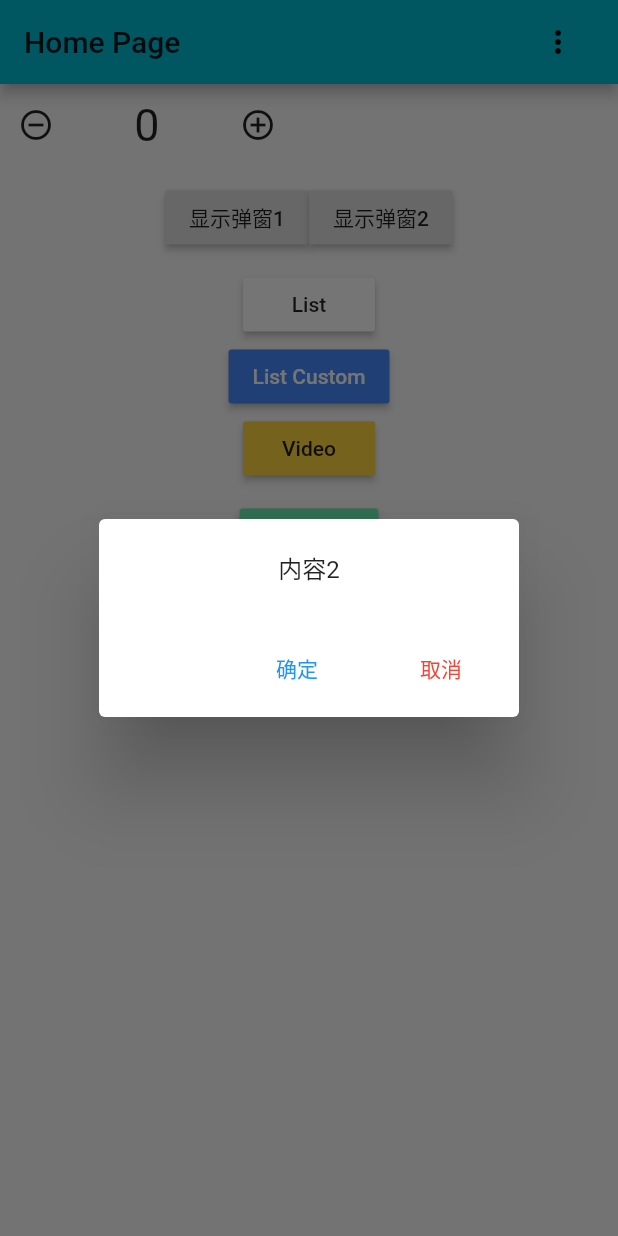
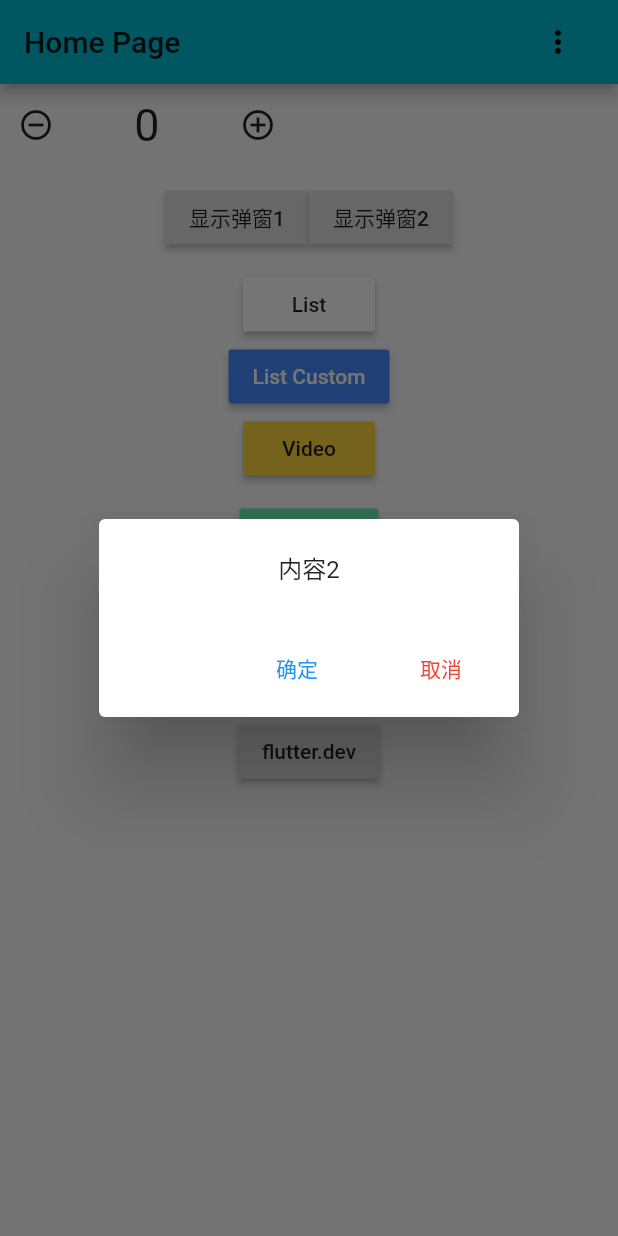
Before and after one commit to zero9527/fluttertest, a Flutter app: the screen it shows after launch, after a tap on "显示弹窗2", on a phone screen of 412 x 824 dp. Run offline on Flutter 3.47's test engine with Material 2 defaults, Android fonts, the phone set to English and light mode, and no system bars; our stand-ins replace chewie, dio, file_picker, permission_handler, video_player.

Commit message:
toast, fileManager

````diff
--- a/lib/components/ToToast/index.dart
+++ b/lib/components/ToToast/index.dart
@@ -15,7 +15,7 @@ class ToToast {
   /// * textColor：文字颜色，`使用text，而不是child有效`
   /// * autoCloseSeconds：自动关闭时间(秒), `default: 2`
   /// * borderRadius：圆角
-  /// * type：类型样式：Toast.success, Toast.warning, Toast.failed
+  /// * type：类型样式：ToToast.success, ToToast.warning, ToToast.failed
   /// * text: 文本
   /// * child：内容 Widget
 
@@ -46,7 +46,7 @@ class ToToast {
   final Color textColor;
   /// autoCloseSeconds: 自动关闭时间(秒)
   final int autoCloseSeconds;
-  /// type: 类型样式：Toast.success, Toast.warning, Toast.failed, 或自定义格式：
+  /// type: 类型样式：ToToast.success, ToToast.warning, ToToast.failed, 或自定义格式：
   /// ```
   /// static Map<String, dynamic> success = {
   ///  'color': Color(0xdf66bb61),
@@ -156,7 +156,7 @@ class BuildToastContent extends StatefulWidget {
   final Color textColor;
   /// autoCloseSeconds: 自动关闭时间(秒)
   final int autoCloseSeconds;
-  /// type: 类型样式：Toast.success, Toast.warning, Toast.failed
+  /// type: 类型样式：ToToast.success, ToToast.warning, ToToast.failed
   final Map type;
   /// 圆角
   final double borderRadius;
--- a/lib/components/menu-popup.dart
+++ b/lib/components/menu-popup.dart
@@ -30,6 +30,7 @@ class MenuPopupState extends State<MenuPopup> {
         // This menu button widget updates a _selection field (of type WhyFarther,
         // not shown here).
         PopupMenuButton<String>(
+          offset: Offset(0, 100),
           onSelected: (String result) => onSelected(result),
           itemBuilder: (BuildContext context) => <PopupMenuEntry<String>>[
             const PopupMenuItem(
--- /dev/null
+++ b/lib/components/test.dart
@@ -0,0 +1,157 @@
+import 'dart:io';
+import 'package:flutter/material.dart';
+import 'package:path_provider/path_provider.dart';
+import 'package:file_picker/file_picker.dart';
+import 'package:permission_handler/permission_handler.dart';
+import 'package:url_launcher/url_launcher.dart';
+import 'package:fluttertest/components/alert.dart';
+import 'package:fluttertest/components/counter.dart';
+
+class Test extends StatefulWidget {
+  Test({ Key key }) : super(key: key);
+
+  @override
+  State<StatefulWidget> createState() => TestState();
+}
+
+class TestState extends State<Test> {
+  TestState() : super();
+  String sdCardDir;
+
+  @override
+  void initState() {
+    getPermission();
+    super.initState();
+  }
+
+  Future<void> getSDCardDir() async {
+    /// path_provider: v1.1.0 之后 getExternalStorageDirectory 获取的就不是SD卡根目录了。。。
+    String _sdCardDir = (await getExternalStorageDirectory()).path;
+    setState(() {
+      sdCardDir = _sdCardDir;
+    });
+  }
+
+   // Permission check
+  Future<void> getPermission() async {
+    if (Platform.isAndroid) {
+      PermissionStatus permission1 = await PermissionHandler().checkPermissionStatus(PermissionGroup.storage);
+      if (permission1.value != 2) {
+        await PermissionHandler().requestPermissions([PermissionGroup.storage]);
+      }
+      await getSDCardDir();
+    } else if (Platform.isIOS) {
+      await getSDCardDir();
+    }
+  }
+
+  void goto(BuildContext context, String routeName, [Map params]) {
+    Navigator.pushNamed(context, routeName, arguments: params);
+  }
+
+  void _selectFile() {
+    FilePicker.getMultiFilePath(
+      type: FileType.IMAGE,
+    );
+  }
+
+  void lauchUrl(String url) {
+    launch(url);
+  }
+
+  @override
+  Widget build(BuildContext context) {
+    return Column(
+      children: <Widget>[
+        Counter(),
+        Container(
+          padding: EdgeInsets.only(top: 10, bottom: 10),
+          child: Row(
+            mainAxisAlignment: MainAxisAlignment.center,
+            children: <Widget>[
+              RaisedButton(
+                onPressed: () => Alert(
+                  context: context,
+                  title: Text('标题1'),
+                  content: Text('内容1'),
+                  confirmText: 'Yes',
+                  cancelText: 'No',
+                  onConfirm: () => print('confirm1'),
+                  onCancel: () => print('oncancel1')
+                ),
+                child: Text('显示弹窗1'),
+              ),
+              RaisedButton(
+                onPressed: () => Alert(
+                  context: context,
+                  // title: Text('标题2'),
+                  content: Row(
+                    mainAxisAlignment: MainAxisAlignment.center,
+                    children: <Widget>[
+                      Text('内容2')
+                    ],
+                  ),
+                  onConfirm: () => print('确定'),
+                  onCancel: () => print('取消')
+                ),
+                child: Text('显示弹窗2'),
+              ),
+
+            ],
+          ),
+        ),
+        Container(
+          padding: EdgeInsets.only(bottom: 10),
+          child: Row(
+            mainAxisAlignment: MainAxisAlignment.center,
+            children: <Widget>[
+              Column(
+                children: <Widget>[
+                  RaisedButton(
+                    color: Color(0xffffffff),
+                    onPressed: () => goto(context, '/list'),
+                    child: Text('List'),
+                  ),
+                  RaisedButton(
+                    textColor: Colors.white,
+                    color: Colors.blueAccent,
+                    onPressed: () => goto(context, '/list-custom'),
+                    child: Text('List Custom'),
+                  ),
+                  RaisedButton(
+                    color: Colors.amberAccent,
+                    onPressed: () => goto(context, '/video'),
+                    child: Text('Video'),
+                  ),
+                ],
+              ),
+            ],
+          ),
+        ),
+        Container(
+          child: RaisedButton(
+            onPressed: () => goto(context, '/toast-test'),
+            color: Colors.greenAccent,
+            child: Text('toast-test'),
+          ),
+        ),
+        Container(
+          child: RaisedButton(
+            color: Colors.black,
+            textColor: Colors.white,
+            onPressed: () => goto(context, '/file-manager', { 'sdCardDir': this.sdCardDir }),
+            child: Text('FileManager'),
+          ),
+        ),
+        RaisedButton(
+          onPressed: _selectFile,
+          child: Text('选择文件'),
+        ),
+        RaisedButton(
+          onPressed: () => lauchUrl('https://flutter.dev'),
+          child: Text('flutter.dev'),
+        ),
+      ],
+    );
+  }
+}
--- a/lib/main.dart
+++ b/lib/main.dart
@@ -1,66 +1,32 @@
 import 'dart:io';
 import 'package:flutter/material.dart';
 import 'package:flutter/services.dart';
-import 'package:path_provider/path_provider.dart';
-import 'package:simple_permissions/simple_permissions.dart';
-import 'package:fluttertest/views/FileManager/index.dart';
 import 'views/Home/index.dart';
 import 'router.dart';
 
 void main() {
-  String sdCardDir;
-
-  Future<void> getSDCardDir() async {
-    /// path_provider: v1.1.0 之后 getExternalStorageDirectory 获取的就不是SD卡根目录了。。。
-    sdCardDir = (await getExternalStorageDirectory()).path;
-  }
-
-   // Permission check
-  Future<void> getPermission() async {
-    if (Platform.isAndroid) {
-      bool permission1 = await SimplePermissions.checkPermission(Permission.ReadExternalStorage);
-      bool permission2 = await SimplePermissions.checkPermission(Permission.WriteExternalStorage);
-      if (!permission1) {
-        await SimplePermissions.requestPermission(Permission.ReadExternalStorage);
-      }
-      if (!permission2) {
-        await SimplePermissions.requestPermission(Permission.WriteExternalStorage);
-      }
-      await getSDCardDir();
-    } else if (Platform.isIOS) {
-      await getSDCardDir();
-    }
-  }
-
-  Future.wait([getPermission()]).then((_) {
-    runApp(MyApp(sdCardDir: sdCardDir));
-  });
-
+  runApp(MyApp());
 }
 
 class MyApp extends StatelessWidget {
-  MyApp({
-    Key key,
-    this.sdCardDir,
-  }) : super(key: key);
-
-  final String sdCardDir;
-
-  // This widget is the root of your application.
-  @override
-  Widget build(BuildContext context) {
+  MyApp({ Key key }) : super(key: key) {
     if (Platform.isAndroid) {
       SystemUiOverlayStyle systemUiOverlayStyle =
           SystemUiOverlayStyle(statusBarColor: Colors.transparent);
       SystemChrome.setSystemUIOverlayStyle(systemUiOverlayStyle);
     }
+  }
+
+  // This widget is the root of your application.
+  @override
+  Widget build(BuildContext context) {
     return MaterialApp(
       title: 'Flutter Demo',
       theme: ThemeData(
         primarySwatch: Colors.cyan,
       ),
-      home: Home(sdCardDir: sdCardDir),
-      initialRoute: '/', // '/'
+      home: Home(),
+      initialRoute: '/',
       onGenerateRoute: generateRoute,
     );
   }
--- a/lib/views/FileManager/index.dart
+++ b/lib/views/FileManager/index.dart
@@ -1,5 +1,6 @@
 import 'dart:io';
 import 'package:flutter/material.dart';
+import 'package:flutter/services.dart';
 
 class FileManager extends StatefulWidget {
   /// File Manager
@@ -27,7 +28,7 @@ class FileManagerState extends State<FileManager> {
   List fileList = [];
   bool shouldExit = false;
 
-  // MethodChannel _channel = MethodChannel('openFileChannel');
+  MethodChannel _channel = MethodChannel('openFileChannel');
 
   @override
   void initState() {
@@ -42,6 +43,7 @@ class FileManagerState extends State<FileManager> {
     Navigator.of(context).pop();
   }
 
+  /// 设置当前路径下的文件
   void setFileListByDir(String dir) {
     List sdDir = Directory(dir).listSync();
     List list = [];
@@ -69,6 +71,13 @@ class FileManagerState extends State<FileManager> {
       fileList.clear();
       fileList = list.toList();
     });
+  }
+
+  void openFile(String path) {
+    final Map<String, dynamic> args = {
+      'path': path
+    };
+    _channel.invokeMethod('openFile', args);
   }
 
   bool isDirectory(path) {
--- a/lib/views/Home/index.dart
+++ b/lib/views/Home/index.dart
@@ -1,7 +1,6 @@
 import 'package:flutter/material.dart';
-import 'package:fluttertest/components/alert.dart';
-import 'package:fluttertest/components/counter.dart';
 import 'package:fluttertest/components/menu-popup.dart';
+import 'package:fluttertest/components/test.dart';
 
 class Home extends StatefulWidget {
   Home({
@@ -17,10 +16,6 @@ class Home extends StatefulWidget {
 
 class HomeState extends State<Home> {
 
-  void goto(BuildContext context, String routeName, [Map params]) {
-    Navigator.pushNamed(context, routeName, arguments: params);
-  }
-
   @override
   Widget build(BuildContext context) {
     return Scaffold(
@@ -35,90 +30,7 @@ class HomeState extends State<Home> {
           ],
         ),
       ),
-      body: Column(
-        children: <Widget>[
-          Counter(),
-          Container(
-            padding: EdgeInsets.only(top: 10, bottom: 10),
-            child: Row(
-              mainAxisAlignment: MainAxisAlignment.center,
-              children: <Widget>[
-                RaisedButton(
-                  onPressed: () => Alert(
-                    context: context,
-                    title: Text('标题1'),
-                    content: Text('内容1'),
-                    confirmText: 'Yes',
-                    cancelText: 'No',
-                    onConfirm: () => print('confirm1'),
-                    onCancel: () => print('oncancel1')
-                  ),
-                  child: Text('显示弹窗1'),
-                ),
-                RaisedButton(
-                  onPressed: () => Alert(
-                    context: context,
-                    // title: Text('标题2'),
-                    content: Row(
-                      mainAxisAlignment: MainAxisAlignment.center,
-                      children: <Widget>[
-                        Text('内容2')
-                      ],
-                    ),
-                    onConfirm: () => print('确定'),
-                    onCancel: () => print('取消')
-                  ),
-                  child: Text('显示弹窗2'),
-                ),
-
-              ],
-            ),
-          ),
-          Container(
-            padding: EdgeInsets.only(bottom: 10),
-            child: Row(
-              mainAxisAlignment: MainAxisAlignment.center,
-              children: <Widget>[
-                Column(
-                  children: <Widget>[
-                    RaisedButton(
-                      color: Color(0xffffffff),
-                      onPressed: () => goto(context, '/list'),
-                      child: Text('List'),
-                    ),
-                    RaisedButton(
-                      textColor: Colors.white,
-                      color: Colors.blueAccent,
-                      onPressed: () => goto(context, '/list-custom'),
-                      child: Text('List Custom'),
-                    ),
-                    RaisedButton(
-                      color: Colors.amberAccent,
-                      onPressed: () => goto(context, '/video'),
-                      child: Text('Video'),
-                    ),
-                  ],
-                ),
-              ],
-            ),
-          ),
-          Container(
-            child: RaisedButton(
-              onPressed: () => goto(context, '/toast-test'),
-              color: Colors.greenAccent,
-              child: Text('toast-test'),
-            ),
-          ),
-          Container(
-            child: RaisedButton(
-              color: Colors.black,
-              textColor: Colors.white,
-              onPressed: () => goto(context, '/file-manager', { 'sdCardDir': widget.sdCardDir }),
-              child: Text('FileManager'),
-            ),
-          ),
-        ],
-      )
+      body: Test(),
     );
   }
 }
--- a/pubspec.yaml
+++ b/pubspec.yaml
@@ -28,7 +28,9 @@ dependencies:
   path_provider: 1.1.0 #^1.3.0
   chewie: ^0.9.8
   video_player: ^0.10.2+1
-  simple_permissions: ^0.1.9
+  permission_handler: ^3.2.0
+  file_picker: ^1.4.0
+  url_launcher: ^5.1.4
 
 dev_dependencies:
   flutter_test:
````
Also changed, not shown: pubspec.lock, 1 other file.
